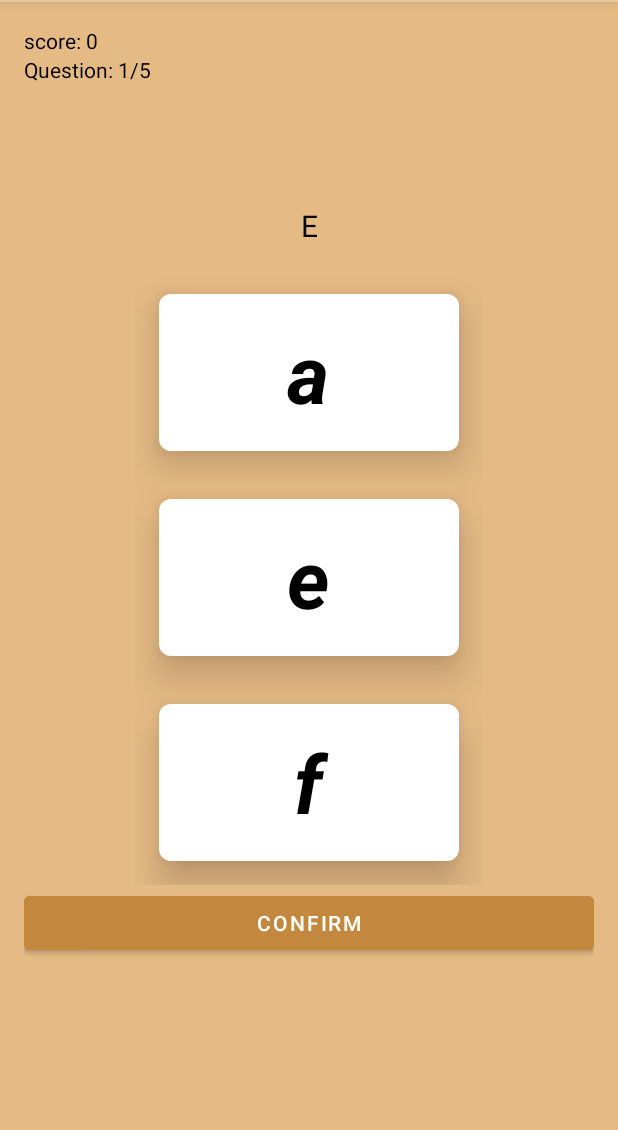
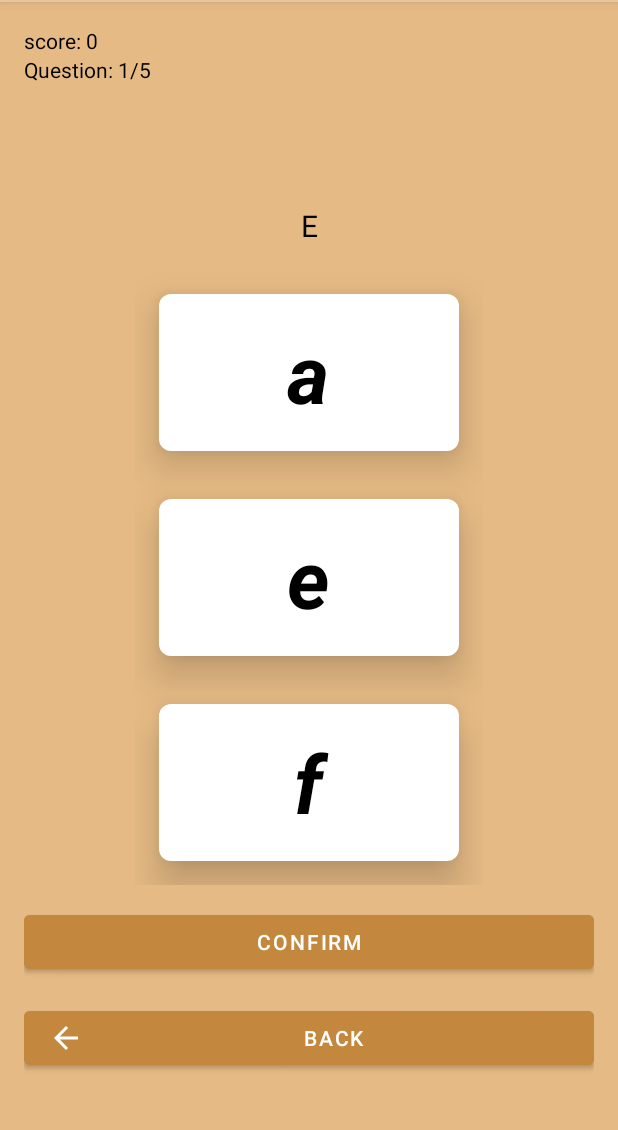
Before and after one commit to leulsm/Android_Kid_App, an Android app: the quizActivity screen opened directly, with no data from a screen before it, on a phone screen of 412 x 824 dp, the part 82-1212 px from its top. Run offline under Robolectric (Android 15) with nearby library versions, the phone set to English and light mode, and no system bars.

Commit message:
KID_APP write,listean, quiz,alph_list

```diff
--- a/app/src/main/java/com/leul/kidabc/quizActivity.java
+++ b/app/src/main/java/com/leul/kidabc/quizActivity.java
@@ -152,6 +152,7 @@ import android.widget.RadioGroup;
 import android.widget.TextView;
 import android.widget.Toast;
 
+import androidx.appcompat.app.AlertDialog;
 import androidx.appcompat.app.AppCompatActivity;
 
 import java.util.Collections;
@@ -181,6 +182,7 @@ public class quizActivity extends AppCompatActivity {
     private boolean answered;
 
     private long backpressedtime;
+    Button back;
 
     @Override
     protected void onCreate(Bundle savedInstanceState) {
@@ -197,6 +199,7 @@ public class quizActivity extends AppCompatActivity {
         rb2 = findViewById(R.id.radio_button2);
         rb3 = findViewById(R.id.radio_button3);
         buttonConfirmNext = findViewById(R.id.button_confirm);
+        back=findViewById(R.id.button_back);
 
         textColorDefaultRb = rb1.getTextColors();
 
@@ -223,6 +226,14 @@ public class quizActivity extends AppCompatActivity {
                 }
             }
         });
+
+        back.setOnClickListener(new View.OnClickListener() {
+            @Override
+            public void onClick(View view) {
+                Intent i=new Intent(getApplicationContext(),home.class);
+                startActivity(i);
+            }
+        });
     }
 
     private void showNextQuestion() {
@@ -247,6 +258,7 @@ public class quizActivity extends AppCompatActivity {
             finishQuiz();
         }
     }
+
 
     private void checkAnswer() {
         answered = true;
@@ -295,7 +307,13 @@ public class quizActivity extends AppCompatActivity {
         Intent resultIntent=new Intent();
         resultIntent.putExtra(EXTRA_SCORE,score);
         setResult(RESULT_OK,resultIntent);
-        finish();
+        AlertDialog.Builder builder=new AlertDialog.Builder(this);
+        builder.setMessage("CONGRA\n you score: "+score+" out of 5");
+        builder.setTitle("RESULT");
+        builder.setCancelable(true);
+        builder.show();
+
+
     }
 
     @Override
--- a/app/src/main/res/layout/activity_quiz.xml
+++ b/app/src/main/res/layout/activity_quiz.xml
@@ -95,8 +95,21 @@
         android:layout_width="match_parent"
         android:layout_height="wrap_content"
         android:layout_below="@+id/radio_group"
-        android:layout_marginTop="1dp"
+        android:layout_marginTop="14dp"
         android:backgroundTint="#C3883E"
-        android:text="confirm" />
+        android:text="confirm"
+
+        />
+
+    <Button
+        android:id="@+id/button_back"
+        android:layout_width="match_parent"
+        android:layout_height="wrap_content"
+        android:layout_below="@+id/radio_group"
+        android:layout_marginTop="78dp"
+        android:backgroundTint="#C3883E"
+
+        android:text="Back"
+        app:icon="@drawable/ic_baseline_arrow_back_24" />
 
 </RelativeLayout>
```
Also changed, not shown: app/src/main/java/com/leul/kidabc/Quizmain.java (+2 -10 lines), app/src/main/java/com/leul/kidabc/alpha.java (+4 -3 lines).
